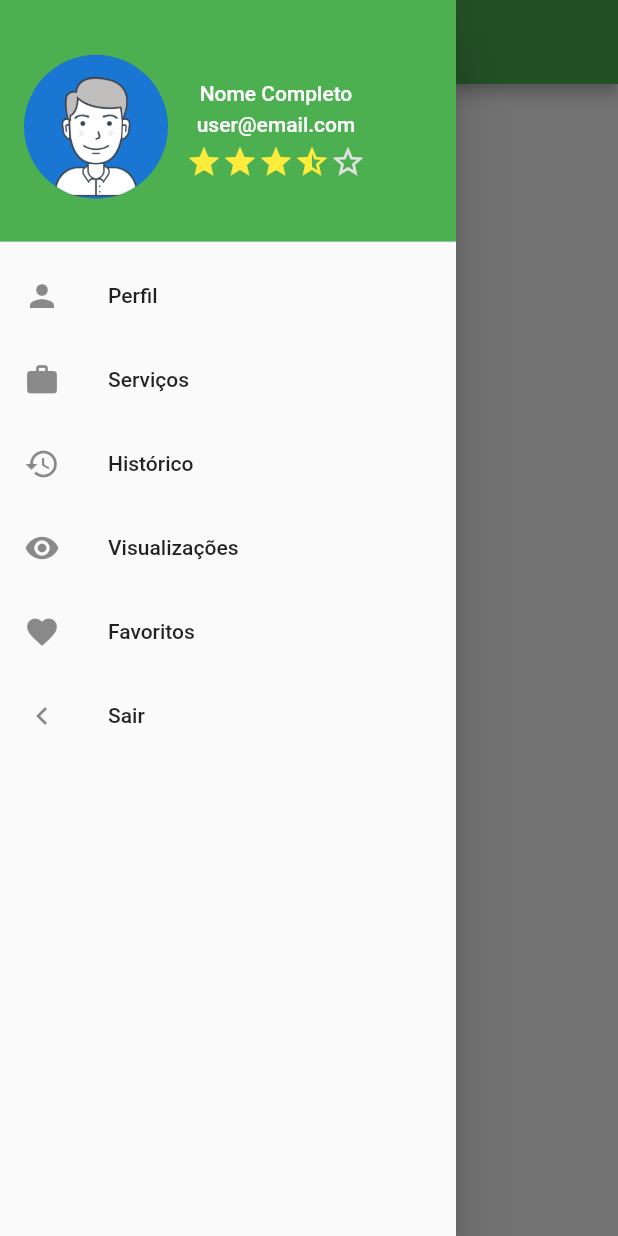
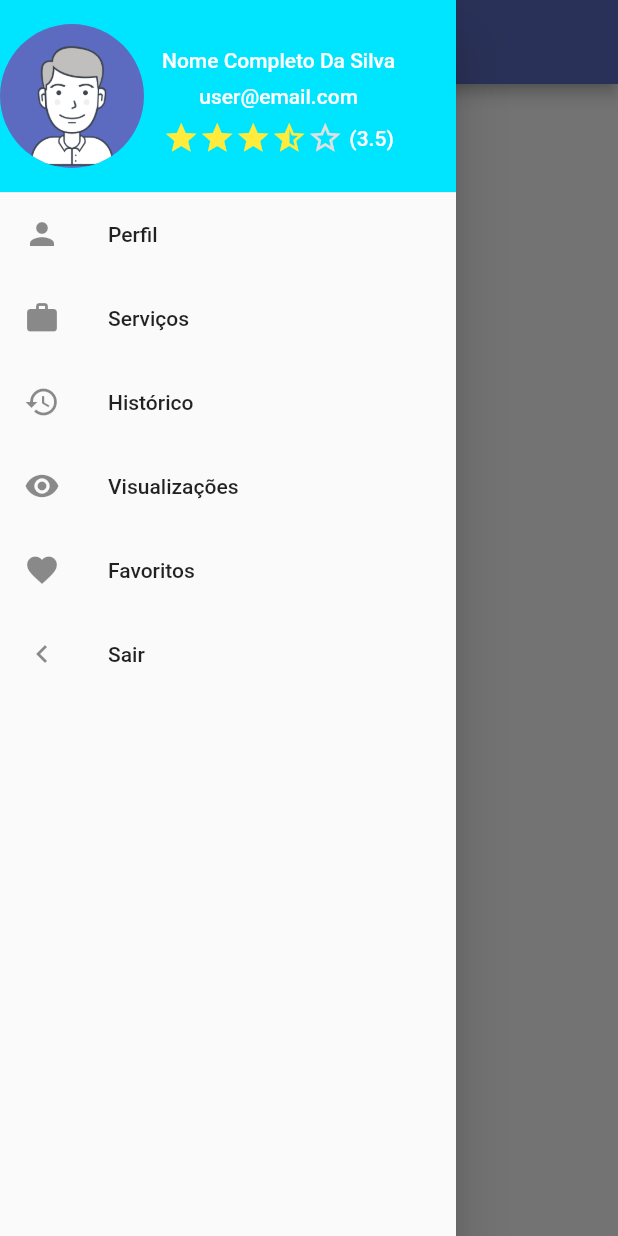
Before and after one commit to sc4v3ng3r/autonomosapp, a Flutter app: the LoggedScreen screen opened directly, with the side drawer open, on a phone screen of 412 x 824 dp. Run offline on Flutter 3.47's test engine with Material 2 defaults, Android fonts, the phone set to English and light mode, and no system bars; our stand-ins replace firebase_auth; accounts and stored records are empty.

Commit message:
Ajustes na proporção do drawerhead

```diff
--- a/lib/ui/LoggedTESTScreen.dart
+++ b/lib/ui/LoggedTESTScreen.dart
@@ -28,22 +28,29 @@ class LoggedScreenState extends State<LoggedScreen> {
 //          actions: <Widget>[IconButton(onPressed: () {_scaffoldKey.currentState.openDrawer();}, icon: Icon(Icons.menu),)],
           title:Text("Logged Screen"),
           automaticallyImplyLeading: false,
-          backgroundColor: Colors.green,
+          backgroundColor: Colors.indigo[400],
         ),
         drawer:new Drawer(
         child: ListView(
 //          padding: EdgeInsets.all(1.0),
           children: <Widget>[
-            DrawerHeader(
+            Container(
+              height: 128.0,
+            child: DrawerHeader(
+
+
               decoration: BoxDecoration(
-                color: Colors.green,
+                color: Colors.cyanAccent[400],
               ),
+              margin: EdgeInsets.all(.0),
+              padding: EdgeInsets.all(.0),
               child: Row(
 //              mainAxisAlignment: MainAxisAlignment.center,
                 children: <Widget>[
                   Padding(
                     padding: EdgeInsets.fromLTRB(0.0, .0, 12.0, .0),
                     child: CircleAvatar(
+                      backgroundColor: Colors.indigo[400],
                       backgroundImage: AssetImage('assets/usuario_drawer.png'),
                       maxRadius: 48.0,),
                   ),
@@ -54,26 +61,44 @@ class LoggedScreenState extends State<LoggedScreen> {
                        mainAxisAlignment: MainAxisAlignment.center,
                       children: <Widget>[
                         Padding(
-                          padding: EdgeInsets.fromLTRB(.0, 5.0, 0.0, 0.0),
-                          child: Text('Nome Completo',style: TextStyle(color: Colors.white),),
+                          padding: EdgeInsets.fromLTRB(.0, 8.0, 0.0, 0.0),
+                          child: Text('Nome Completo Da Silva',style: TextStyle(color: Colors.white),),
                         ),
                         Padding(
-                          padding: EdgeInsets.fromLTRB(.0, 5.0, 0.0, 0.0),
+                          padding: EdgeInsets.fromLTRB(.0, 8.0, 0.0, 0.0),
                           child: Text('user@email.com',style: TextStyle(color: Colors.white)),
                         ),
-                        Padding(
-                          padding: EdgeInsets.fromLTRB(.0, 5.0, 0.0, 0.0),
-                          child: new StarRating(
-                            rating: rating,
+                        Row(
+                         children: <Widget>[
+                           Padding(
+                             padding: EdgeInsets.fromLTRB(.0, 8.0, .0, .0),
+                             child: StarRating(
+                               rating: rating,
 //                          onRatingChanged: (rating) => setState(() => this.rating = rating),
-                          ),
+                             ),
+                           ),
+
+                           Padding(
+                             padding: EdgeInsets.fromLTRB(4.0, 8.0, .0, .0),
+                             child: Text('($rating)',style: TextStyle(color: Colors.white),),
+                           ),
+
+                         ],
                         )
+//                          padding: EdgeInsets.fromLTRB(.0, 5.0, 0.0, 0.0),
+
+//                          new StarRating(
+//                            rating: rating,
+////                          onRatingChanged: (rating) => setState(() => this.rating = rating),
+//                          ),
+
 
                       ],
                     ),
                  )
                 ],
               ),
+            )
             ),
             ListTile(
               leading: Icon(Icons.person),
@@ -99,7 +124,7 @@ class LoggedScreenState extends State<LoggedScreen> {
               leading: Icon(Icons.navigate_before),
               title: Text('Sair'),
               onTap: (){
-                _sairDoLogged(context);
+//                _sairDoLogged(context);
               },
 
             ),
```
